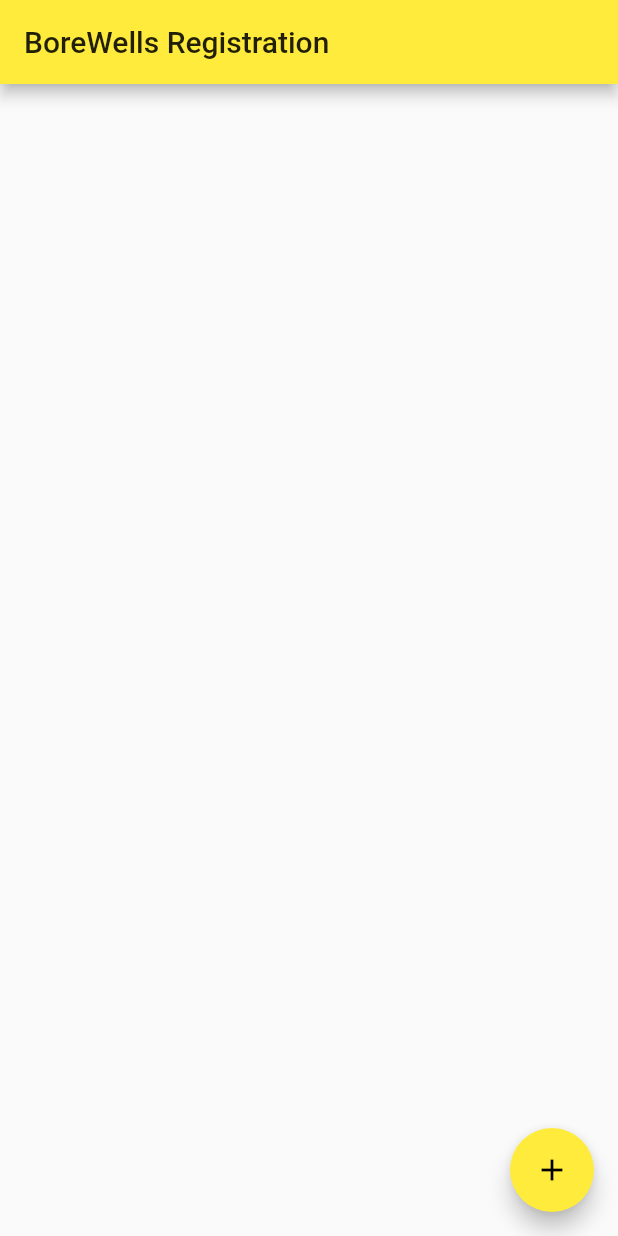
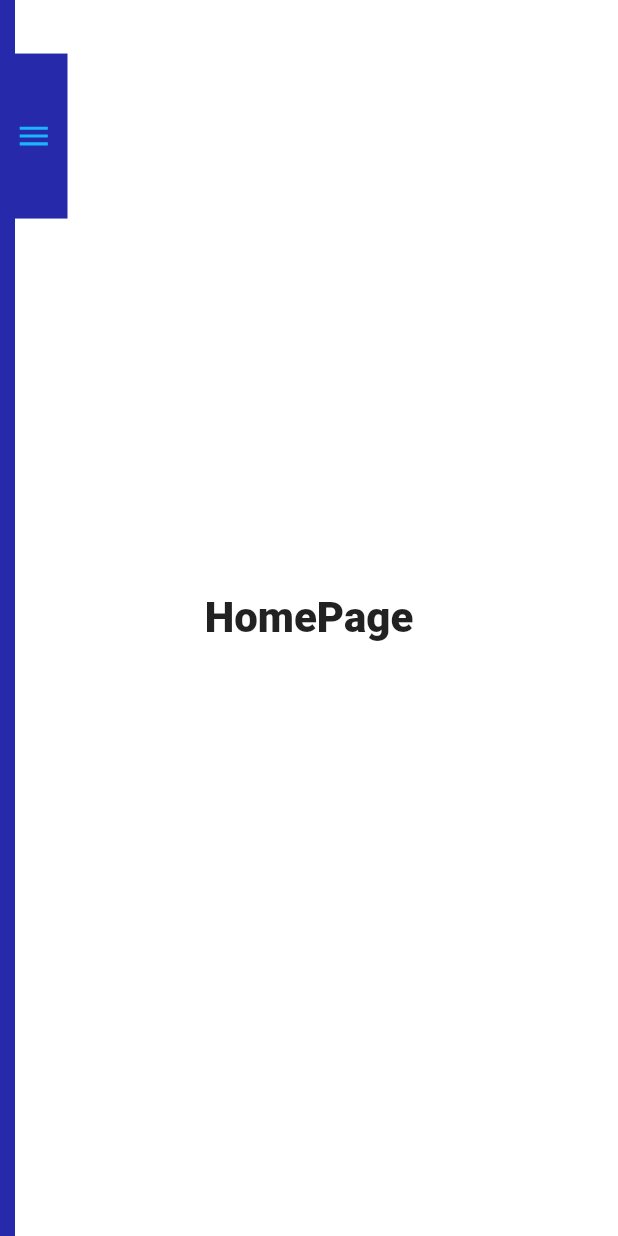
Before and after one commit to saikomal/boringproject, a Flutter app: the screen it shows after launch, on a phone screen of 412 x 824 dp. Run offline on Flutter 3.47's test engine with Material 2 defaults, Android fonts, the phone set to English and light mode, and no system bars; our stand-ins replace rxdart, sqflite; accounts and stored records are empty.

Commit message:
UI enhancement commit

```diff
--- a/lib/main.dart
+++ b/lib/main.dart
@@ -1,3 +1,4 @@
+import 'package:boringproject/sidebar/sidebar_layout.dart';
 import 'package:flutter/material.dart';
 import 'package:boringproject/screens/note_list.dart';
 import 'package:boringproject/screens/note_detail.dart';
@@ -15,9 +16,10 @@ class MyApp extends StatelessWidget {
 	    title: 'BoreRegistering',
 	    debugShowCheckedModeBanner: false,
 	    theme: ThemeData(
-		    primarySwatch: Colors.yellow
+				scaffoldBackgroundColor: Colors.white,
+				primaryColor: Colors.white
 	    ),
-	    home: NoteList(),
+	    home: SideBarLayout(),
     );
   }
 }
--- /dev/null
+++ b/lib/pages/homepage.dart
@@ -0,0 +1,14 @@
+import 'package:flutter/material.dart';
+
+class HomePage extends StatelessWidget{
+  @override
+  Widget build(BuildContext context) {
+    return Center(
+      child: Text(
+        "HomePage",
+        style: TextStyle( fontWeight: FontWeight.w900, fontSize: 28),
+      ),
+    );
+  }
+
+}
--- /dev/null
+++ b/lib/pages/myaccountspage.dart
@@ -0,0 +1,14 @@
+import 'package:flutter/material.dart';
+
+class MyAccountsPage extends StatelessWidget{
+  @override
+  Widget build(BuildContext context) {
+    return Center(
+      child: Text(
+        "My Accounts",
+        style: TextStyle( fontWeight: FontWeight.w900, fontSize: 28),
+      ),
+    );
+  }
+
+}
--- /dev/null
+++ b/lib/pages/myorderspage.dart
@@ -0,0 +1,14 @@
+import 'package:flutter/material.dart';
+
+class MyOrdersPage extends StatelessWidget{
+  @override
+  Widget build(BuildContext context) {
+    return Center(
+      child: Text(
+        "My Orders",
+        style: TextStyle( fontWeight: FontWeight.w900, fontSize: 28),
+      ),
+    );
+  }
+
+}
--- /dev/null
+++ b/lib/sidebar/sidebar.dart
@@ -0,0 +1,124 @@
+import 'dart:async';
+import 'package:flutter/cupertino.dart';
+import 'package:flutter/material.dart';
+import 'package:rxdart/rxdart.dart';
+
+class SideBar extends StatefulWidget {
+
+  @override
+  _SideBarState createState() => _SideBarState();
+}
+
+class _SideBarState extends State<SideBar> with SingleTickerProviderStateMixin<SideBar>{
+  AnimationController _animationController;
+  StreamController<bool> isSidebarOpenedStreamController;
+  Stream<bool> isSidebarOpenedStream;
+  StreamSink<bool> isSidebarOpenedSink;
+  final bool isSidebarOpened = false;
+  final _animationDuration = const Duration(milliseconds: 500);
+
+  @override
+  void initState(){
+    super.initState();
+    _animationController = AnimationController(vsync: this, duration: _animationDuration);
+    isSidebarOpenedStreamController = PublishSubject<bool>();
+    isSidebarOpenedStream = isSidebarOpenedStreamController.stream;
+    isSidebarOpenedSink = isSidebarOpenedStreamController.sink;
+  }
+
+  @override
+  void dispose() {
+    _animationController.dispose();
+    isSidebarOpenedStreamController.close();
+    isSidebarOpenedSink.close();
+    super.dispose();
+  }
+
+  void onIconPressed(){
+    final animationStatus = _animationController.status;
+    final isAnimationCompleted = animationStatus == AnimationStatus.completed;
+
+    if(isAnimationCompleted) {
+      isSidebarOpenedSink.add(false);
+      _animationController.reverse();
+    } else {
+      isSidebarOpenedSink.add(false);
+      _animationController.forward();
+    }
+  }
+
+  @override
+  Widget build(BuildContext context) {
+    final screenWidth = MediaQuery.of(context).size.width;
+
+    return StreamBuilder<bool>(
+      initialData: false,
+      stream: isSidebarOpenedStream,
+      builder: (context, isSideBarOpenedAsync){
+        return AnimatedPositioned(
+          duration: _animationDuration,
+          top: 0,
+          bottom: 0,
+          left: isSideBarOpenedAsync.data ? 0 : -screenWidth,
+          right: isSideBarOpenedAsync.data ? 0 : screenWidth - 45,
+          child: Row(
+            children: <Widget>[
+              Expanded(
+                child: Container(
+                  color: Color(0xFF262AAA),
+                  child: Column(
+                    children: <Widget>[
+                      SizedBox(
+                        height: 100,
+                      ),
+                      ListTile(
+                        title: Text(
+                          "Frustrated Developers",
+                          style: TextStyle(color: Colors.white, fontSize: 30, fontWeight: FontWeight.w800),
+                        ),
+                        subtitle: Text(
+                          "Frustrateddeveloper@gmail.com",
+                          style: TextStyle(
+                              color: Color(0xFF1BB5FD),
+                              fontSize: 30
+                          ),
+                        ),
+                        leading: CircleAvatar(
+                          child: Icon(
+                            Icons.perm_identity,
+                            color: Colors.white,
+                          ),
+                          radius: 40,
+                        ),
+                      ),
+                    ],
+                  ),
+                ),
+              ),
+              Align(
+                alignment: Alignment(0, -0.9),
+                child: GestureDetector(
+                  onTap: (){
+                    onIconPressed();
+                  },
+                  child: Container(
+                    width: 35,
+                    height: 110,
+                    color: Color(0xFF262AAA),
+                    alignment: Alignment.centerLeft,
+                    child: AnimatedIcon(
+                      progress: _animationController.view,
+                      icon: AnimatedIcons.menu_close,
+                      color: Color(0xFF1BB5FD),
+                      size: 25,
+                    ),
+                  ),
+                ),
+              ),
+            ],
+          ),
+        );
+      },
+    );
+  }
+}
--- /dev/null
+++ b/lib/sidebar/sidebar_layout.dart
@@ -0,0 +1,17 @@
+import 'package:boringproject/pages/homepage.dart';
+import 'package:boringproject/sidebar/sidebar.dart';
+import 'package:flutter/material.dart';
+
+class SideBarLayout extends StatelessWidget {
+  @override
+  Widget build(BuildContext context) {
+    return Scaffold(
+      body: Stack(
+        children: <Widget>[
+          HomePage(),
+          SideBar(),
+        ],
+      ),
+    );
+  }
+}
--- a/pubspec.yaml
+++ b/pubspec.yaml
@@ -32,6 +32,7 @@ dependencies:
   # The following adds the Cupertino Icons font to your application.
   # Use with the CupertinoIcons class for iOS style icons.
   cupertino_icons: ^0.1.3
+  rxdart: ^0.23.1
 
 dev_dependencies:
   flutter_test:
```
Also changed, not shown: pubspec.lock.
